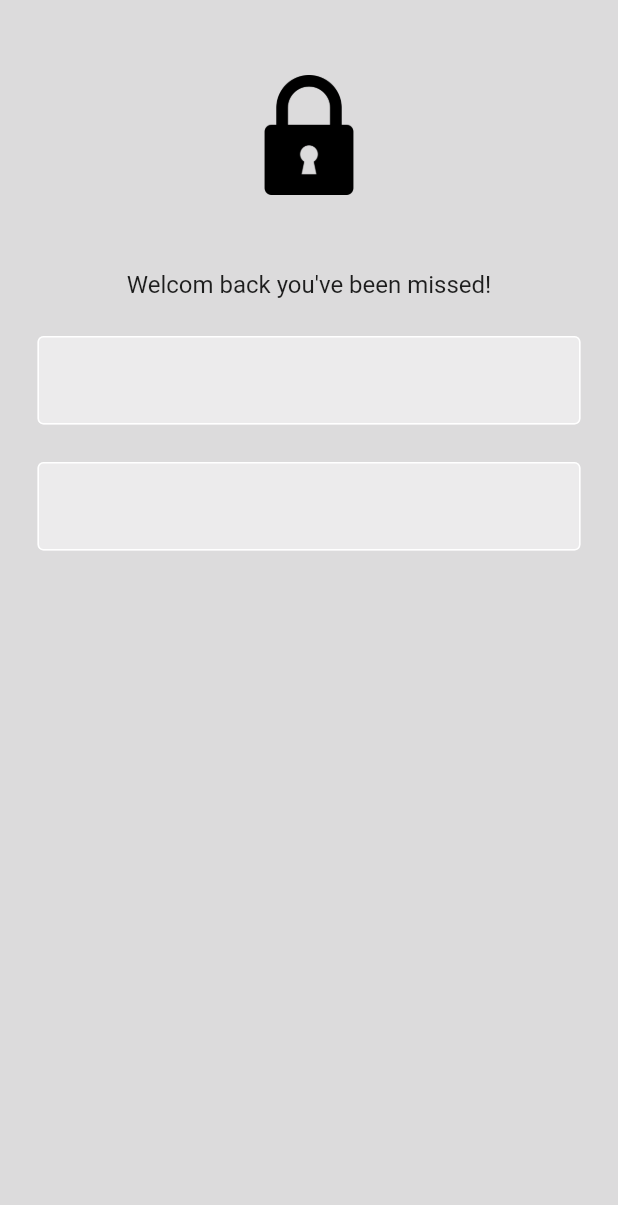
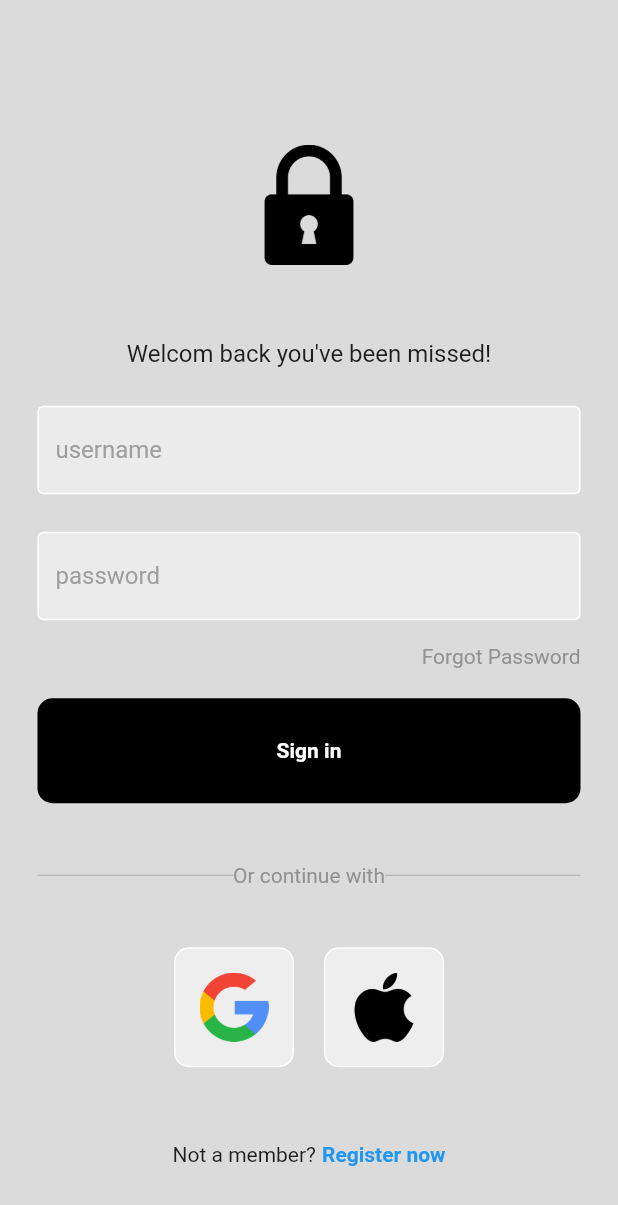
Before and after one commit to muhammadawaisyaseen/Login-UI, a Flutter app: the screen it shows after launch, on a phone screen of 412 x 824 dp. Shown: the top 1205 px of the screen. Run offline on Flutter 3.47's test engine with Material 2 defaults, Android fonts, the phone set to English and light mode, and no system bars; missing offline and left inert: dart:js_util.

Commit message:
loginUiComplete

```diff
--- a/lib/main.dart
+++ b/lib/main.dart
@@ -1,5 +1,5 @@
 import 'package:flutter/material.dart';
-import 'package:login_ui/screens/login.dart';
+import 'package:login_ui/screens/loginScreen.dart';
 
 void main() {
   runApp(const MyApp());
--- /dev/null
+++ b/lib/screens/google_apple_btn.dart
@@ -0,0 +1,26 @@
+import 'package:flutter/cupertino.dart';
+import 'package:flutter/material.dart';
+import 'package:flutter/src/widgets/container.dart';
+import 'package:flutter/src/widgets/framework.dart';
+
+class SquareTile extends StatelessWidget {
+  SquareTile({required this.image, super.key});
+
+  String image;
+  @override
+  Widget build(BuildContext context) {
+    return Container(
+      width: 80,
+      height: 80,
+      decoration: BoxDecoration(
+        border: Border.all(color: Colors.white),
+        borderRadius: BorderRadius.circular(10),
+        color: Colors.grey[200],
+      ),
+      child: Padding(
+        padding: const EdgeInsets.all(16.0),
+        child: Image.asset(image),
+      ),
+    );
+  }
+}
--- a/lib/screens/login.dart
+++ /dev/null
@@ -1,50 +0,0 @@
-import 'package:flutter/cupertino.dart';
-import 'package:flutter/material.dart';
-import 'package:flutter/src/widgets/container.dart';
-import 'package:flutter/src/widgets/framework.dart';
-import 'package:login_ui/widgets/textfield.dart';
-
-class MyLoginPage extends StatelessWidget {
-  const MyLoginPage({super.key});
-
-  @override
-  Widget build(BuildContext context) {
-    return Scaffold(
-      backgroundColor: Color(0xFFdcdbdc),
-      body: Center(
-        child: Padding(
-          padding: const EdgeInsets.symmetric(horizontal: 25),
-          child: Column(
-            children: [
-              const SizedBox(
-                height: 50,
-              ),
-              Image.asset(
-                "assets/images/lock.png",
-                height: 80,
-                width: 80,
-              ),
-              const SizedBox(
-                height: 50,
-              ),
-              const Text(
-                "Welcom back you've been missed!",
-                style: TextStyle(fontSize: 16),
-              ),
-              const SizedBox(
-                height: 25,
-              ),
-              // InputDecoration? decoration = const InputDecoration(),
-              MyTextField(),
-              const SizedBox(
-                height: 25,
-              ),
-              MyTextField(),
-
-            ],
-          ),
-        ),
-      ),
-    );
-  }
-}
--- /dev/null
+++ b/lib/screens/loginScreen.dart
@@ -0,0 +1,139 @@
+import 'dart:js_util';
+
+import 'package:flutter/cupertino.dart';
+import 'package:flutter/material.dart';
+import 'package:flutter/src/widgets/container.dart';
+import 'package:flutter/src/widgets/framework.dart';
+import 'package:login_ui/screens/google_apple_btn.dart';
+import 'package:login_ui/screens/signin_button.dart';
+import 'package:login_ui/widgets/textfield.dart';
+
+class MyLoginPage extends StatelessWidget {
+  MyLoginPage({super.key});
+
+  final usernameController = TextEditingController();
+  final passwordController = TextEditingController();
+
+  @override
+  Widget build(BuildContext context) {
+    return Scaffold(
+      backgroundColor: const Color(0xFFdcdbdc),
+      body: Center(
+        child: Padding(
+          padding: const EdgeInsets.symmetric(horizontal: 25),
+          child: Column(
+            mainAxisAlignment: MainAxisAlignment.center,
+            children: [
+              const SizedBox(
+                height: 50,
+              ),
+              Image.asset(
+                "assets/images/lock.png",
+                height: 80,
+                width: 80,
+              ),
+              const SizedBox(
+                height: 50,
+              ),
+              const Text(
+                "Welcom back you've been missed!",
+                style: TextStyle(fontSize: 16),
+              ),
+              const SizedBox(
+                height: 25,
+              ),
+              // InputDecoration? decoration = const InputDecoration(),
+              MyTextField(
+                controller: usernameController,
+                hinttext: 'username',
+                obscuretext: false,
+              ),
+              const SizedBox(
+                height: 25,
+              ),
+              MyTextField(
+                controller: passwordController,
+                hinttext: 'password',
+                obscuretext: true,
+              ),
+              const SizedBox(
+                height: 16,
+              ),
+              Row(
+                mainAxisAlignment: MainAxisAlignment.end,
+                children: const [
+                  Text(
+                    "Forgot Password",
+                    style: TextStyle(color: Color(0xFF929192)),
+                  ),
+                ],
+              ),
+              const SizedBox(
+                height: 20,
+              ),
+              LoginButton(),
+              const SizedBox(
+                height: 40,
+              ),
+
+              Row(
+                children: [
+                  Expanded(
+                    child: Divider(
+                      color: Colors.grey[500],
+                      thickness: 0.5,
+                    ),
+                  ),
+                  const Text(
+                    "Or continue with",
+                    style: TextStyle(color: Color(0xFF929192)),
+                  ),
+                  Expanded(
+                    child: Divider(
+                      color: Colors.grey[500],
+                      thickness: 0.5,
+                    ),
+                  ),
+                ],
+              ),
+              SizedBox(
+                height: 40,
+              ),
+              Row(
+                mainAxisAlignment: MainAxisAlignment.center,
+                children: [
+                  SquareTile(
+                    image: "assets/images/google.png",
+                  ),
+                  SizedBox(
+                    width: 20,
+                  ),
+                  SquareTile(
+                    image: "assets/images/apple.png",
+                  ),
+                ],
+              ),
+              const SizedBox(
+                height: 50,
+              ),
+              Row(
+                mainAxisAlignment: MainAxisAlignment.center,
+                children: const [
+                  Text("Not a member?"),
+                  const SizedBox(
+                    width: 4,
+                  ),
+                  Text(
+                    "Register now",
+                    style: TextStyle(
+                        color: Colors.blue, fontWeight: FontWeight.bold),
+                  ),
+                ],
+              )
+            ],
+          ),
+        ),
+      ),
+    );
+  }
+}
--- /dev/null
+++ b/lib/screens/signin_button.dart
@@ -0,0 +1,27 @@
+import 'package:flutter/cupertino.dart';
+import 'package:flutter/material.dart';
+import 'package:flutter/src/widgets/container.dart';
+import 'package:flutter/src/widgets/framework.dart';
+
+class LoginButton extends StatelessWidget {
+  const LoginButton({super.key});
+
+  @override
+  Widget build(BuildContext context) {
+    return Container(
+      width: 500,
+      height: 70,
+      decoration: BoxDecoration(
+          color: Colors.black, borderRadius: BorderRadius.circular(10)),
+      child: const Center(
+        child: Text(
+          "Sign in",
+          style: TextStyle(
+            color: Colors.white,
+            fontWeight: FontWeight.bold,
+          ),
+        ),
+      ),
+    );
+  }
+}
--- a/lib/widgets/textfield.dart
+++ b/lib/widgets/textfield.dart
@@ -3,18 +3,30 @@ import 'package:flutter/src/widgets/container.dart';
 import 'package:flutter/src/widgets/framework.dart';
 
 class MyTextField extends StatelessWidget {
-  const MyTextField({super.key});
+  MyTextField(
+      {required this.controller,
+      required this.hinttext,
+      required this.obscuretext,
+      super.key});
+
+  final TextEditingController controller;
+  final String hinttext;
+  final bool obscuretext;
 
   @override
   Widget build(BuildContext context) {
-    return const TextField(
+    return TextField(
+      controller: controller,
+      obscureText: obscuretext,
       decoration: InputDecoration(
           enabledBorder:
               OutlineInputBorder(borderSide: BorderSide(color: Colors.white)),
           focusedBorder: OutlineInputBorder(
               borderSide: BorderSide(color: Color(0xFFb5b4b6))),
           fillColor: Color(0xFFecebec),
-          filled: true),
+          filled: true,
+          hintText: hinttext,
+          hintStyle: TextStyle(color: Colors.grey[500])),
     );
   }
 }
```
Also changed, not shown: assets/images/apple.png (added), assets/images/google.png (added).
